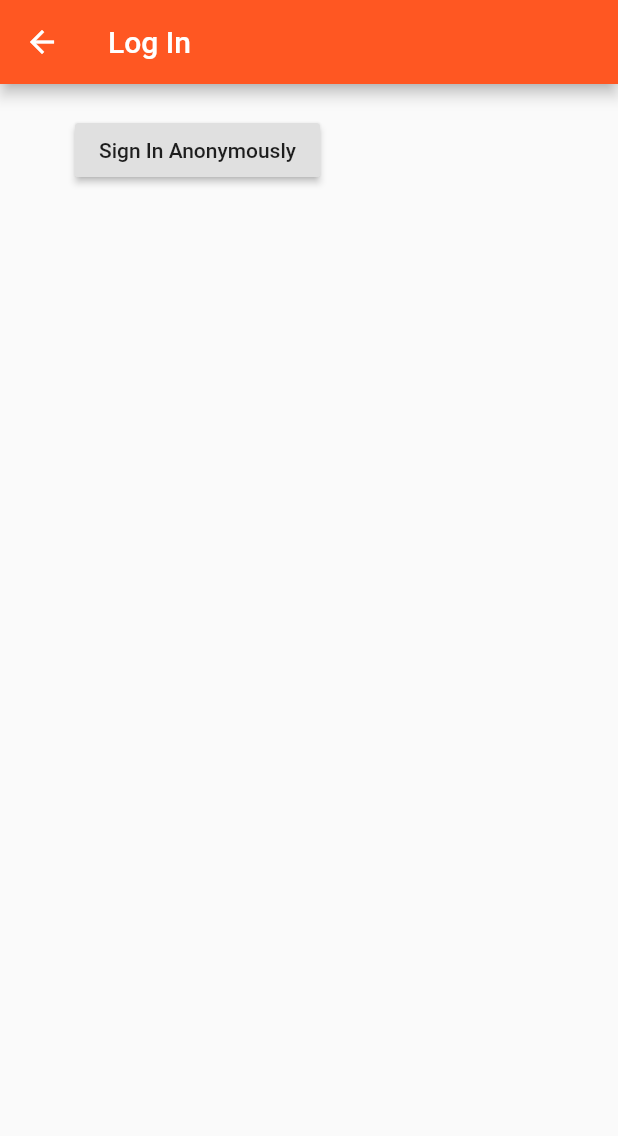
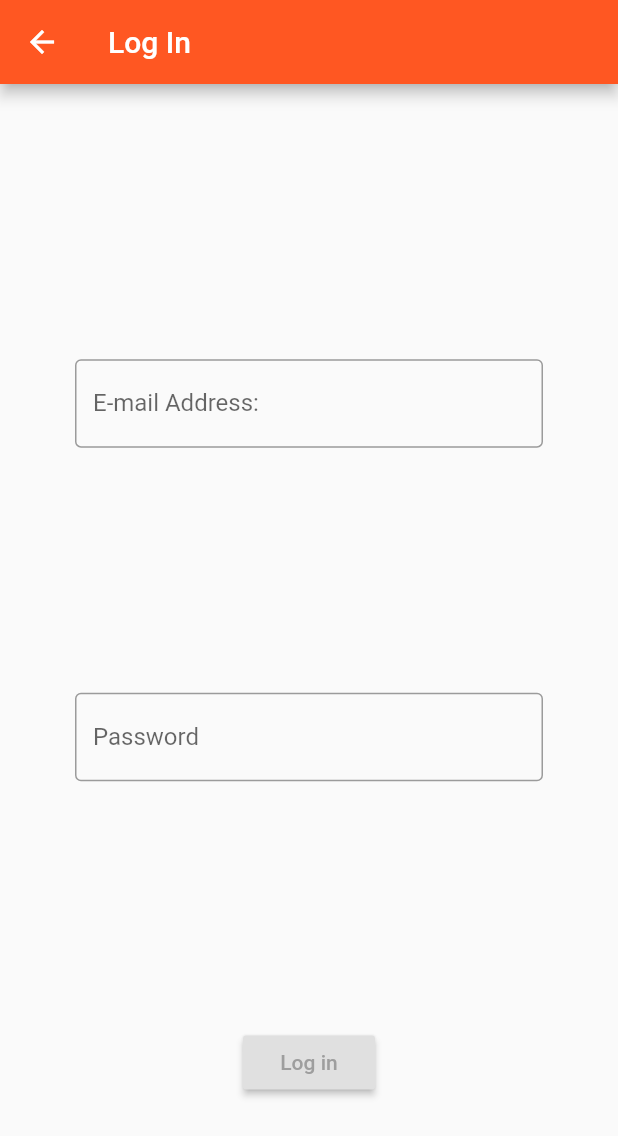
Before and after one commit to donneleo/Group-33-Receiptless_app, a Flutter app: the LogIn screen opened directly, on a phone screen of 412 x 824 dp. Shown: the top 1136 px of the screen. Run offline on Flutter 3.47's test engine with Material 2 defaults, Android fonts, the phone set to English and light mode, and no system bars.

Commit message:
update loginPage and updated dart version

```diff
--- a/lib/authenticate/loginPage.dart
+++ b/lib/authenticate/loginPage.dart
@@ -1,4 +1,6 @@
 import 'package:flutter/material.dart';
+import 'package:receiptless_app/login.dart';
+import 'package:receiptless_app/main.dart';
 
 class LogIn extends StatefulWidget {
   @override
@@ -14,13 +16,45 @@ class _LogInState extends State<LogIn> {
       ),
       body: Container(
         padding: EdgeInsets.symmetric(vertical:20.0, horizontal:50.0) ,
-        child: RaisedButton(
-          child: Text('Sign In Anonymously'),
-          onPressed: () async{
+        child: Form(
+          child: Column(
+            mainAxisAlignment: MainAxisAlignment.spaceEvenly,
+            children: <Widget>[
+              SizedBox(height:20.0),
+              TextFormField(
+                decoration: InputDecoration(
+                    border: OutlineInputBorder(),
+                    labelText: "E-mail Address:"
+                ),
+                onChanged: (val){
 
-          },
+                },   //val represent value in the box
+              ),
+              SizedBox(height:20.0),
+              TextFormField(
+                decoration: InputDecoration(
+                    border: OutlineInputBorder(),
+                    labelText: "Password"
+                ),
+                obscureText: true,    //hides the text
+                onChanged: (val){
+
+                },
+              ),
+              SizedBox(height:20.0),
+              RaisedButton(
+                child: Text(
+                  'Log in',
+                  style:TextStyle(color: Colors.grey),
+                ),
+                onPressed: () async{
+
+                },
+              )
+            ]
+          )
         ),
-      ),
-    );
+        ),
+      );
   }
 }
```
Also changed, not shown: pubspec.lock.
